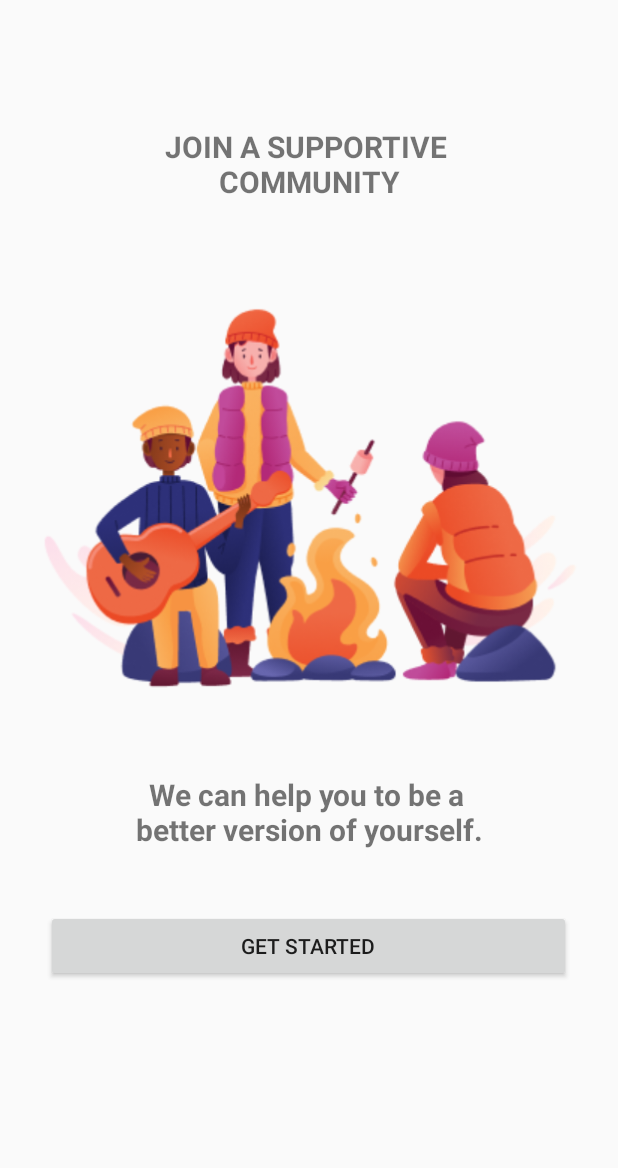
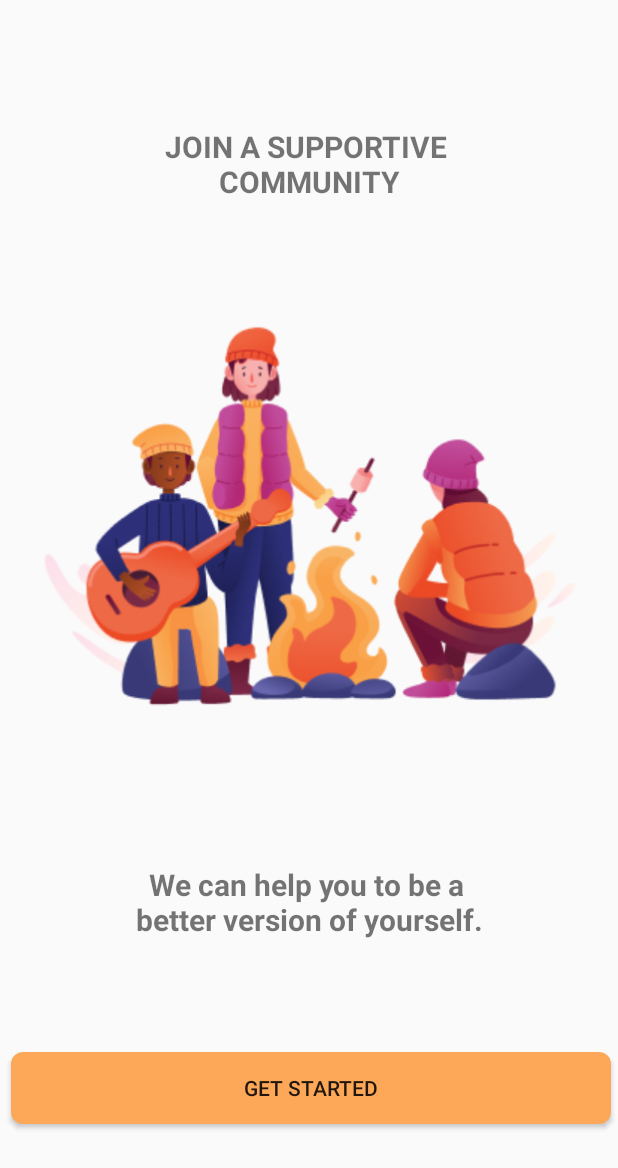
Before and after one commit to sashiqurzamman/Pixel-True---Habit-Builder, an Android app: the IntroductionPageFour screen opened directly, with no data from a screen before it, on a phone screen of 412 x 824 dp. Shown: the top 1168 px of the screen. Run offline under Robolectric (Android 15) with nearby library versions, the phone set to English and light mode, and no system bars.

Commit message:
Splash Screen Added

```diff
--- a/app/src/main/java/com/example/myapplication/MainActivity.kt
+++ b/app/src/main/java/com/example/myapplication/MainActivity.kt
@@ -1,20 +1,24 @@
 package com.example.myapplication
 
+import android.content.Intent
 import android.os.Bundle
+import android.os.Handler
+import android.os.Looper
 import androidx.activity.enableEdgeToEdge
 import androidx.appcompat.app.AppCompatActivity
 import androidx.core.view.ViewCompat
 import androidx.core.view.WindowInsetsCompat
+import androidx.core.view.WindowInsetsControllerCompat
 
 class MainActivity : AppCompatActivity() {
     override fun onCreate(savedInstanceState: Bundle?) {
         super.onCreate(savedInstanceState)
         enableEdgeToEdge()
         setContentView(R.layout.activity_main)
-        ViewCompat.setOnApplyWindowInsetsListener(findViewById(R.id.main)) { v, insets ->
-            val systemBars = insets.getInsets(WindowInsetsCompat.Type.systemBars())
-            v.setPadding(systemBars.left, systemBars.top, systemBars.right, systemBars.bottom)
-            insets
-        }
+        Handler(Looper.getMainLooper()).postDelayed({
+            startActivity(Intent(this, IntroductionPageTwo::class.java))
+        },1000)
+        val controller = WindowInsetsControllerCompat(window, window.decorView)
+        controller.hide(WindowInsetsCompat.Type.statusBars())
     }
 }
--- /dev/null
+++ b/app/src/main/res/drawable/btn_getstarted_shape.xml
@@ -0,0 +1,7 @@
+<?xml version="1.0" encoding="utf-8"?>
+<shape xmlns:android="http://schemas.android.com/apk/res/android">
+    <solid android:color="#FDA758"/>
+
+    <corners android:radius="8dp"/>
+
+</shape>
--- a/app/src/main/res/layout/activity_introduction_page_four.xml
+++ b/app/src/main/res/layout/activity_introduction_page_four.xml
@@ -24,9 +24,8 @@
         android:id="@+id/imageView2"
         android:layout_width="wrap_content"
         android:layout_height="wrap_content"
-        android:layout_marginTop="36dp"
+        android:layout_marginTop="48dp"
         app:layout_constraintEnd_toEndOf="parent"
-        app:layout_constraintHorizontal_bias="0.0"
         app:layout_constraintStart_toStartOf="parent"
         app:layout_constraintTop_toBottomOf="@+id/textView7"
         app:srcCompat="@drawable/intro_img_four" />
@@ -35,24 +34,26 @@
         android:id="@+id/textView3"
         android:layout_width="wrap_content"
         android:layout_height="wrap_content"
-        android:layout_marginTop="36dp"
+        android:layout_marginTop="84dp"
         android:text="We can help you to be a \nbetter version of yourself."
         android:textAlignment="center"
         android:textSize="20dp"
         android:textStyle="bold"
         app:layout_constraintEnd_toEndOf="parent"
+        app:layout_constraintHorizontal_bias="0.502"
         app:layout_constraintStart_toStartOf="parent"
         app:layout_constraintTop_toBottomOf="@+id/imageView2" />
 
-    <Button
-        android:id="@+id/button2"
+    <androidx.appcompat.widget.AppCompatButton
+        android:id="@+id/button"
         android:layout_width="wrap_content"
         android:layout_height="wrap_content"
-        android:layout_marginTop="40dp"
-        android:width="350dp"
+        android:width="400dp"
+        android:background="@drawable/btn_getstarted_shape"
         android:text="Get Started"
+        app:layout_constraintBottom_toBottomOf="parent"
         app:layout_constraintEnd_toEndOf="parent"
-        app:layout_constraintHorizontal_bias="0.498"
+        app:layout_constraintHorizontal_bias="0.589"
         app:layout_constraintStart_toStartOf="parent"
         app:layout_constraintTop_toBottomOf="@+id/textView3" />
 
```
